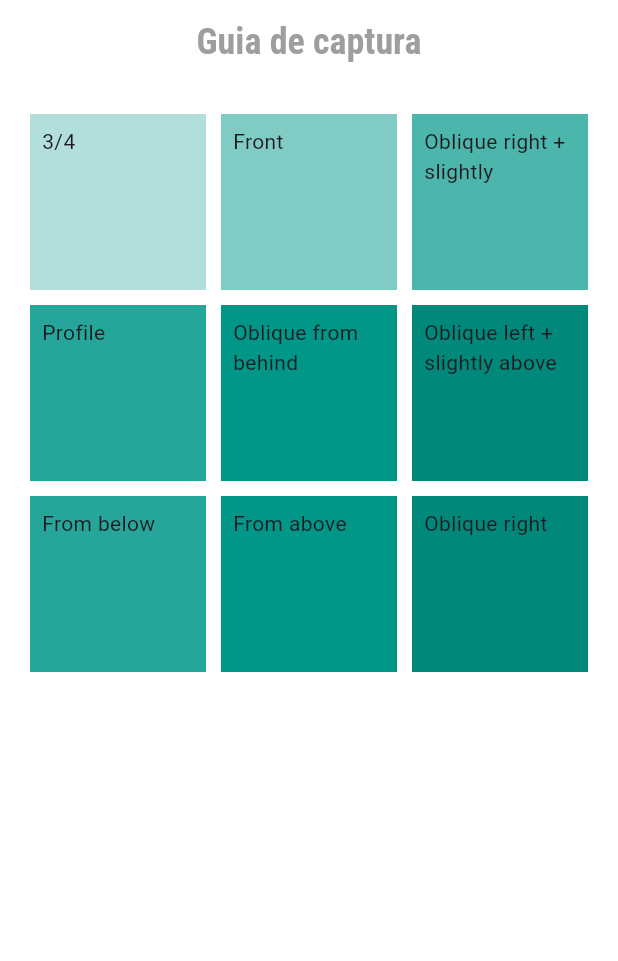
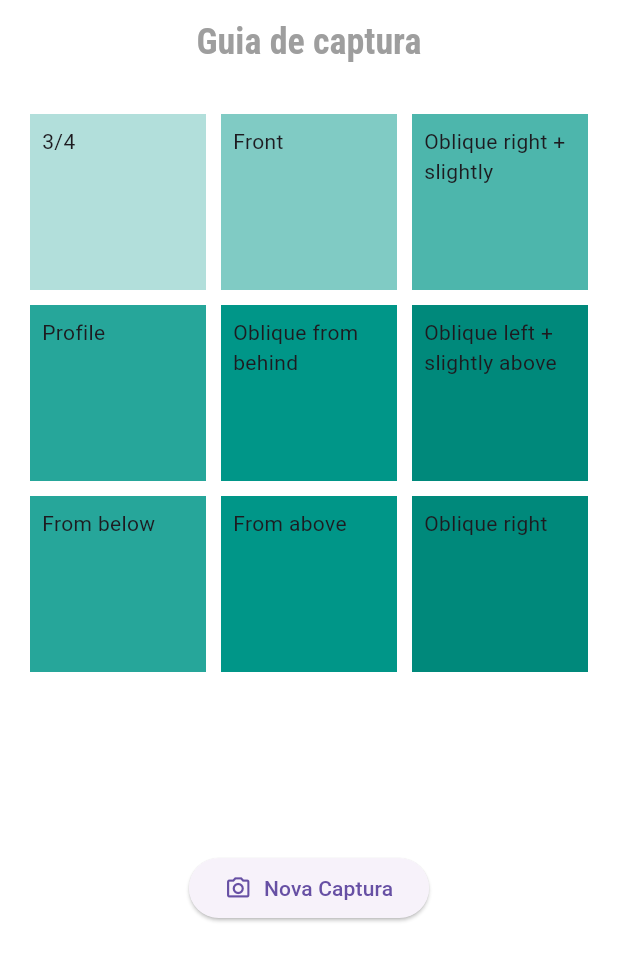
Before and after one commit to joao-cabral/capture-guide, a Flutter app: the screen it shows after launch, on a phone screen of 412 x 824 dp. Shown: the top 961 px of the screen. Run offline on Flutter 3.47's test engine with Material 3 defaults, Android fonts, the phone set to English and light mode, and no system bars; our stand-ins replace animated_text_kit, flutter_modular, google_fonts, mobx; generated files the repository leaves out were written again.

Commit message:
fix: layout adjusted

```diff
--- a/lib/app/modules/home/home_page.dart
+++ b/lib/app/modules/home/home_page.dart
@@ -38,7 +38,11 @@ class HomePageState extends State<HomePage> {
           // MenuWidget(),
         ],
       ),
-      body: GridView.count(
+      body: Column(
+        children: [
+          Flexible(
+            flex: 2,
+            child: GridView.count(
               primary: false,
               padding: const EdgeInsets.all(20),
               crossAxisSpacing: 10,
@@ -92,6 +96,23 @@ class HomePageState extends State<HomePage> {
                 ),
               ],
             ),
+          ),
+          Flexible(
+            flex: 1,
+            child: ElevatedButton(
+              onPressed: () => {},
+              child: const Row(
+                mainAxisSize: MainAxisSize.min,
+                children: [
+                  Icon(Icons.camera_alt_outlined),
+                  SizedBox(width: 8),
+                  Text('Nova Captura')
+                ],
+              ),
+            ),
+          ),
+        ],
+      ),
     );
   }
 }
```
Lines whose indentation alone changed are shown as unchanged.
